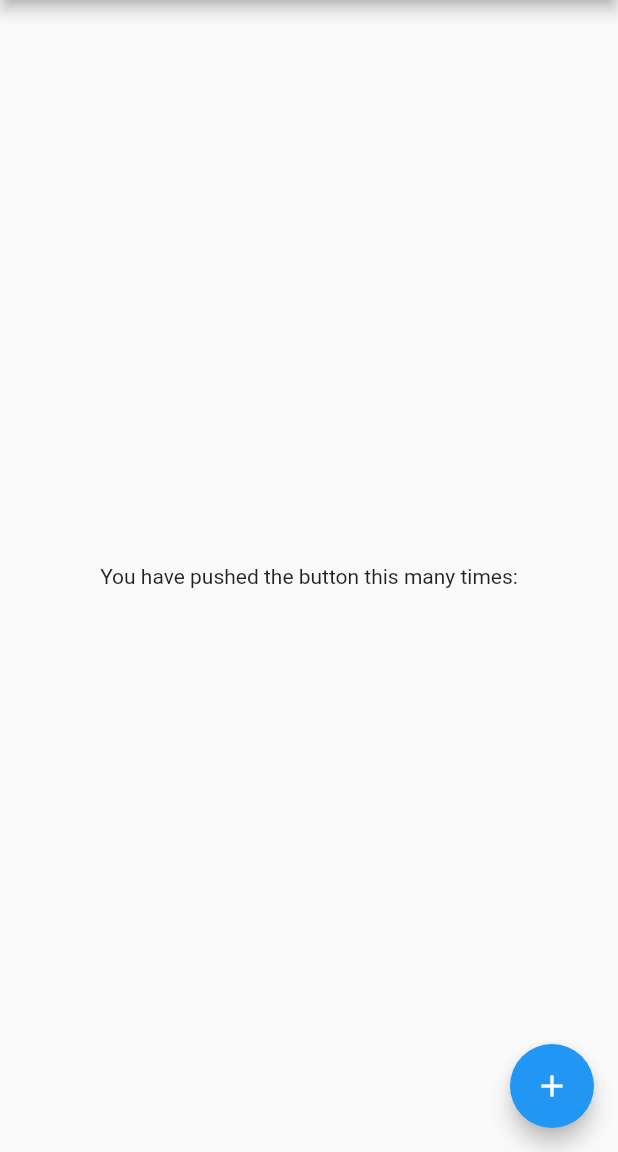
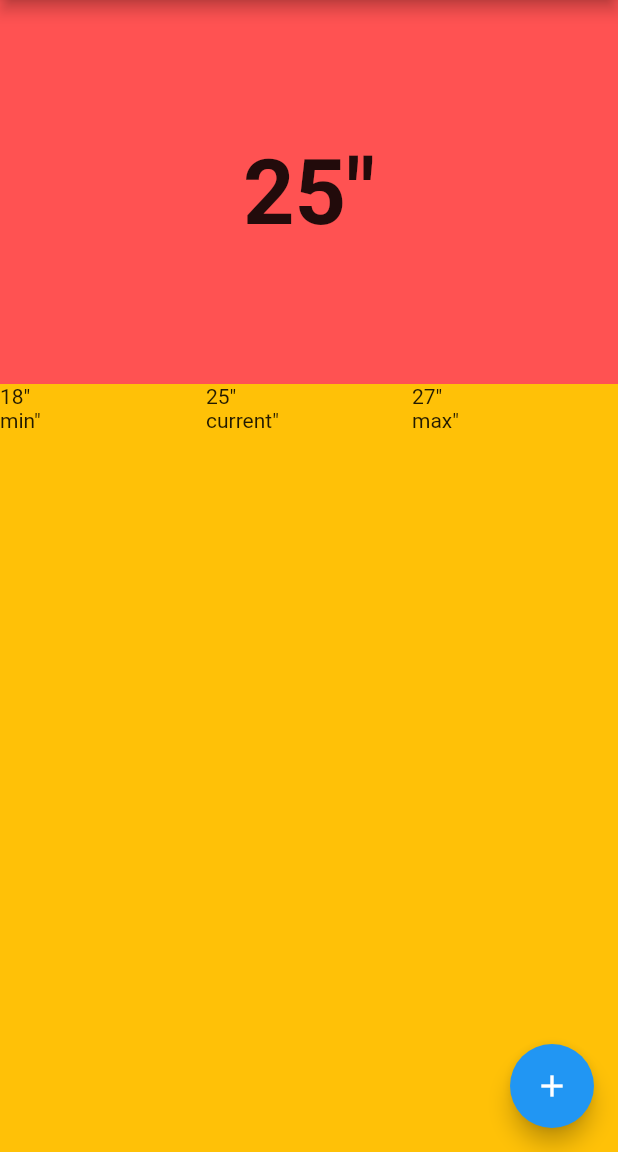
Before and after one commit to mmasima/weather_app, a Flutter app: the screen it shows after launch, after a tap on the "add" icon, on a phone screen of 412 x 824 dp, the part 84-1236 px from its top. Run offline on Flutter 3.47's test engine with Material 2 defaults, Android fonts, the phone set to English and light mode, and no system bars; our stand-ins replace geolocator.

```diff
--- /dev/null
+++ b/lib/geolocator.dart
@@ -0,0 +1,42 @@
+import 'package:geolocator/geolocator.dart';
+
+/// Determine the current position of the device.
+///
+/// When the location services are not enabled or permissions
+/// are denied the `Future` will return an error.
+Future<Position> determinePosition() async {
+  bool serviceEnabled;
+  LocationPermission permission;
+
+  // Test if location services are enabled.
+  serviceEnabled = await Geolocator.isLocationServiceEnabled();
+  if (!serviceEnabled) {
+    // Location services are not enabled don't continue
+    // accessing the position and request users of the
+    // App to enable the location services.
+    return Future.error('Location services are disabled.');
+  }
+
+  permission = await Geolocator.checkPermission();
+  if (permission == LocationPermission.denied) {
+    permission = await Geolocator.requestPermission();
+    if (permission == LocationPermission.denied) {
+      // Permissions are denied, next time you could try
+      // requesting permissions again (this is also where
+      // Android's shouldShowRequestPermissionRationale
+      // returned true. According to Android guidelines
+      // your App should show an explanatory UI now.
+      return Future.error('Location permissions are denied');
+    }
+  }
+
+  if (permission == LocationPermission.deniedForever) {
+    // Permissions are denied forever, handle appropriately.
+    return Future.error(
+      'Location permissions are permanently denied, we cannot request permissions.');
+  }
+
+  // When we reach here, permissions are granted and we can
+  // continue accessing the position of the device.
+  return await Geolocator.getCurrentPosition();
+}
--- a/lib/main.dart
+++ b/lib/main.dart
@@ -1,5 +1,7 @@
 import 'package:flutter/material.dart';
 import 'package:geolocator/geolocator.dart';
+
+import 'geolocator.dart';
 
 void main() {
   runApp(const MyApp());
@@ -31,9 +33,10 @@ class MyHomePage extends StatefulWidget {
 
 class _MyHomePageState extends State<MyHomePage> {
   void getLocation() async {
+    determinePosition();
     Position position = await Geolocator.getCurrentPosition(
         desiredAccuracy: LocationAccuracy.low);
-    print('${position.latitude}  + ${position.latitude}');
+    print('hello world ${position.latitude}  + ${position.longitude}');
   }
 
   @override
@@ -42,23 +45,66 @@ class _MyHomePageState extends State<MyHomePage> {
       appBar: AppBar(
         title: Text(widget.title),
       ),
-      body: Center(
-        child: Column(
-          mainAxisAlignment: MainAxisAlignment.center,
-          children: const <Widget>[
-            Text(
-              'You have pushed the button this many times:',
+      body: Column(
+        children: [
+          Expanded(
+            flex: 1,
+            child: Container(
+              color: Colors.redAccent,
+              child: const Center(
+                child: Text(
+                  '25"',
+                  textAlign: TextAlign.center,
+                  style: TextStyle(
+                    fontSize: 60,
+                    fontWeight: FontWeight.bold,
+                  ),
+                ),
+              ),
             ),
-            // Text(
-            //   '${this.}',
-            //   style: Theme.of(context).textTheme.headlineMedium,
-            // ),
-          ],
-        ),
+          ),
+          Expanded(
+            flex: 2,
+            child: Container(
+              color: Colors.amber,
+              child: Column(
+                children: [
+                  Row(
+                    children: const [
+                      Expanded(
+                        child: Text('18"'),
+                      ),
+                      Expanded(
+                        child: Text('25"'),
+                      ),
+                      Expanded(
+                        child: Text('27"'),
+                      ),
+                    ],
+                  ),
+                  Row(
+                    children: const [
+                      Expanded(
+                        child: Text('min"'),
+                      ),
+                      Expanded(
+                        child: Text('current"'),
+                      ),
+                      Expanded(
+                        child: Text('max"'),
+                      ),
+                    ],
+                  )
+                ],
+              ),
+
+            ),
+          )
+        ],
       ),
       floatingActionButton: FloatingActionButton(
         onPressed: () {
-          getLocation;
+          getLocation();
         },
         tooltip: 'Increment',
         child: const Icon(Icons.add),
--- a/pubspec.yaml
+++ b/pubspec.yaml
@@ -19,7 +19,7 @@ publish_to: 'none' # Remove this line if you wish to publish to pub.dev
 version: 1.0.0+1
 
 environment:
-  sdk: '>=2.19.6 <3.0.0'
+  sdk: ">=2.19.4 <3.0.0"
 
 # Dependencies specify other packages that your package needs in order to work.
 # To automatically upgrade your package dependencies to the latest versions
```
Also changed, not shown: lib/api/weather_api.dart (added, +12 -0 lines), pubspec.lock, 7 other files.
